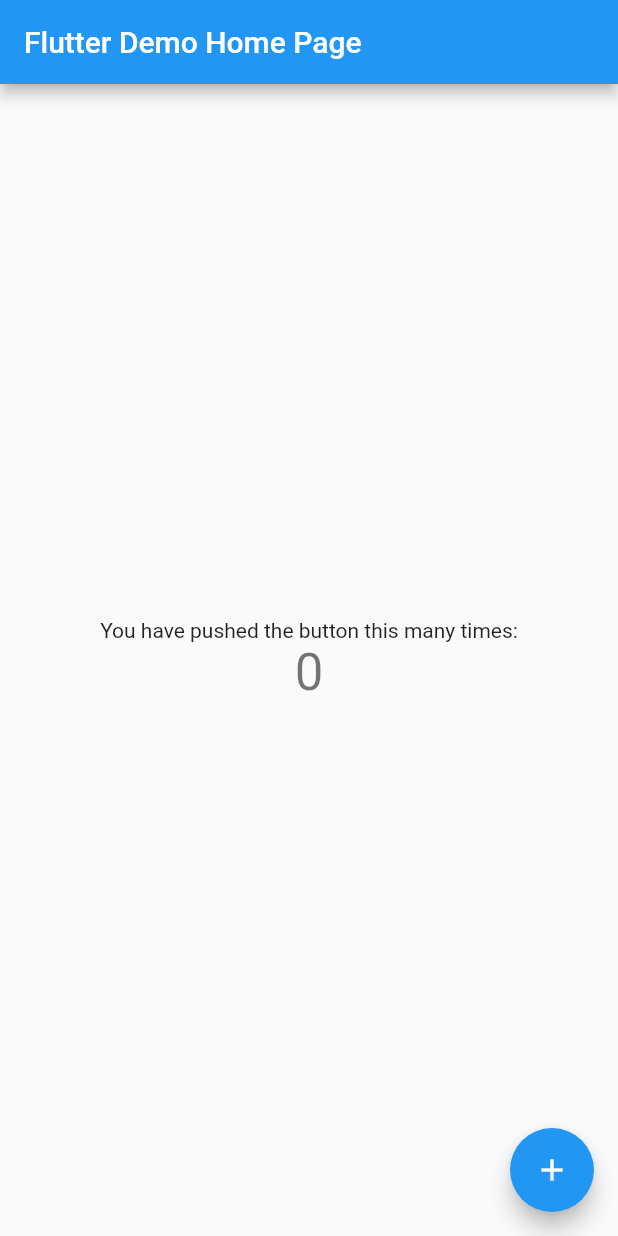
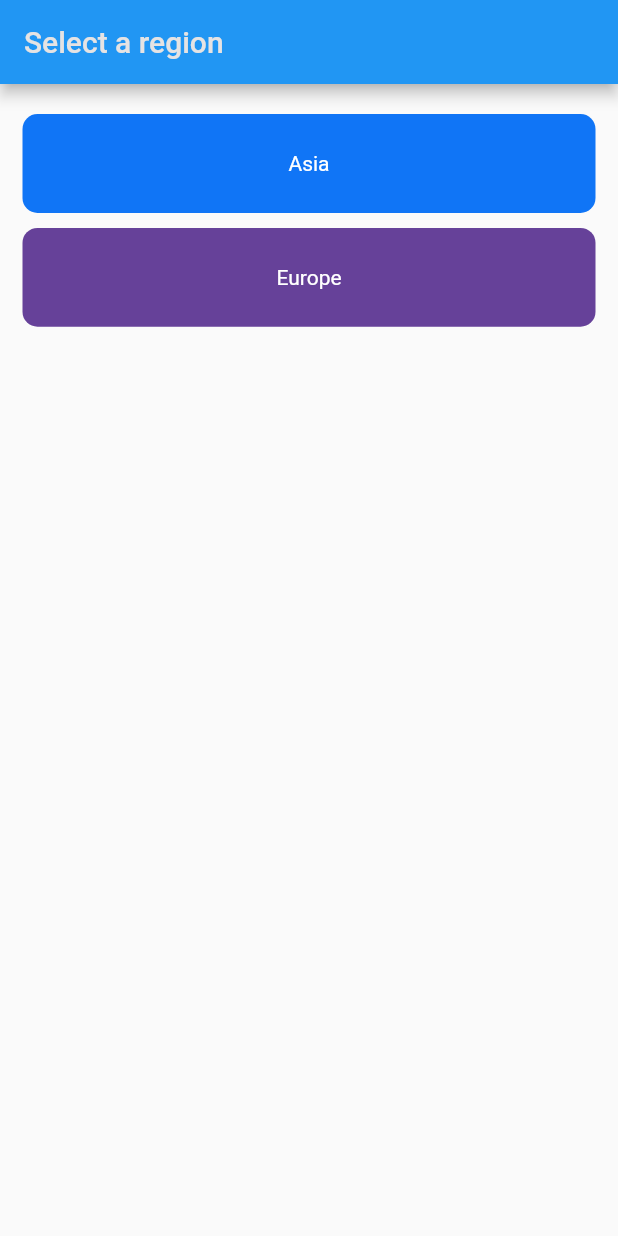
Before and after one commit to gnpandit12/CountriesAppFlutter, a Flutter app: the screen it shows after launch, on a phone screen of 412 x 824 dp. Run offline on Flutter 3.47's test engine with Material 2 defaults, Android fonts, the phone set to English and light mode, and no system bars.

Commit message:
Home screen added

```diff
--- a/lib/main.dart
+++ b/lib/main.dart
@@ -1,25 +1,21 @@
+import 'package:countries_app_flutter/utils/SizeConfig.dart';
+import 'package:countries_app_flutter/views/countryScreen.dart';
 import 'package:flutter/material.dart';
 
 void main() {
   runApp(MyApp());
 }
 
+Color grayColor = new Color(0xffE5E3E3);
+Color regionBlueColor = new Color(0xff1075f6);
+Color regionPurpleColor = new Color(0xff664199);
+
 class MyApp extends StatelessWidget {
-  // This widget is the root of your application.
   @override
   Widget build(BuildContext context) {
     return MaterialApp(
-      title: 'Flutter Demo',
+      title: 'Select a region',
       theme: ThemeData(
-        // This is the theme of your application.
-        //
-        // Try running your application with "flutter run". You'll see the
-        // application has a blue toolbar. Then, without quitting the app, try
-        // changing the primarySwatch below to Colors.green and then invoke
-        // "hot reload" (press "r" in the console where you ran "flutter run",
-        // or simply save your changes to "hot reload" in a Flutter IDE).
-        // Notice that the counter didn't reset back to zero; the application
-        // is not restarted.
         primarySwatch: Colors.blue,
       ),
       home: MyHomePage(title: 'Flutter Demo Home Page'),
@@ -30,15 +26,6 @@ class MyApp extends StatelessWidget {
 class MyHomePage extends StatefulWidget {
   MyHomePage({Key key, this.title}) : super(key: key);
 
-  // This widget is the home page of your application. It is stateful, meaning
-  // that it has a State object (defined below) that contains fields that affect
-  // how it looks.
-
-  // This class is the configuration for the state. It holds the values (in this
-  // case the title) provided by the parent (in this case the App widget) and
-  // used by the build method of the State. Fields in a Widget subclass are
-  // always marked "final".
-
   final String title;
 
   @override
@@ -46,68 +33,97 @@ class MyHomePage extends StatefulWidget {
 }
 
 class _MyHomePageState extends State<MyHomePage> {
-  int _counter = 0;
-
-  void _incrementCounter() {
-    setState(() {
-      // This call to setState tells the Flutter framework that something has
-      // changed in this State, which causes it to rerun the build method below
-      // so that the display can reflect the updated values. If we changed
-      // _counter without calling setState(), then the build method would not be
-      // called again, and so nothing would appear to happen.
-      _counter++;
-    });
-  }
-
   @override
   Widget build(BuildContext context) {
-    // This method is rerun every time setState is called, for instance as done
-    // by the _incrementCounter method above.
-    //
-    // The Flutter framework has been optimized to make rerunning build methods
-    // fast, so that you can just rebuild anything that needs updating rather
-    // than having to individually change instances of widgets.
+    SizeConfig().init(context);
     return Scaffold(
         appBar: AppBar(
-        // Here we take the value from the MyHomePage object that was created by
-        // the App.build method, and use it to set our appbar title.
-        title: Text(widget.title),
+          title: Text(
+            'Select a region',
+            textAlign: TextAlign.center,
+            style: TextStyle(color: grayColor),
           ),
-      body: Center(
-        // Center is a layout widget. It takes a single child and positions it
-        // in the middle of the parent.
+        ),
+        body: Container(
+          width: SizeConfig.blockSizeHorizontal * 100,
+          height: SizeConfig.blockSizeVertical * 100,
+          child: Padding(
+            padding: EdgeInsets.fromLTRB(15, 20, 15, 20),
             child: Column(
-          // Column is also a layout widget. It takes a list of children and
-          // arranges them vertically. By default, it sizes itself to fit its
-          // children horizontally, and tries to be as tall as its parent.
-          //
-          // Invoke "debug painting" (press "p" in the console, choose the
-          // "Toggle Debug Paint" action from the Flutter Inspector in Android
-          // Studio, or the "Toggle Debug Paint" command in Visual Studio Code)
-          // to see the wireframe for each widget.
-          //
-          // Column has various properties to control how it sizes itself and
-          // how it positions its children. Here we use mainAxisAlignment to
-          // center the children vertically; the main axis here is the vertical
-          // axis because Columns are vertical (the cross axis would be
-          // horizontal).
-          mainAxisAlignment: MainAxisAlignment.center,
-          children: <Widget>[
-            Text(
-              'You have pushed the button this many times:',
+              mainAxisSize: MainAxisSize.min,
+              mainAxisAlignment: MainAxisAlignment.start,
+              crossAxisAlignment: CrossAxisAlignment.center,
+              children: [
+                InkWell(
+                  onTap: () {
+                    Navigator.of(context).push(pageRouteBuilder());
+                  },
+                  child: Container(
+                    width: SizeConfig.blockSizeHorizontal * 100,
+                    height: SizeConfig.blockSizeVertical * 8,
+                    decoration: BoxDecoration(
+                        color: regionBlueColor,
+                        borderRadius: BorderRadius.all(Radius.circular(10))),
+                    child: Center(
+                      child: Text(
+                        'Asia',
+                        style: TextStyle(color: Colors.white),
+                        textAlign: TextAlign.center,
                       ),
-            Text(
-              '$_counter',
-              style: Theme.of(context).textTheme.headline4,
                     ),
+                  ),
+                ),
+                SizedBox(
+                  height: 10,
+                ),
+                InkWell(
+                  onTap: () {
+                    Navigator.of(context).push(pageRouteBuilder());
+                  },
+                  child: Container(
+                    width: SizeConfig.blockSizeHorizontal * 100,
+                    height: SizeConfig.blockSizeVertical * 8,
+                    decoration: BoxDecoration(
+                        color: regionPurpleColor,
+                        borderRadius: BorderRadius.all(Radius.circular(10))),
+                    child: Center(
+                      child: Text(
+                        'Europe',
+                        style: TextStyle(color: Colors.white),
+                        textAlign: TextAlign.center,
+                      ),
+                    ),
+                  ),
+                )
               ],
             ),
           ),
-      floatingActionButton: FloatingActionButton(
-        onPressed: _incrementCounter,
-        tooltip: 'Increment',
-        child: Icon(Icons.add),
-      ), // This trailing comma makes auto-formatting nicer for build methods.
+        ));
+  }
+
+  PageRouteBuilder pageRouteBuilder() {
+    return PageRouteBuilder(
+      pageBuilder: (BuildContext context, Animation<double> animation,
+          Animation<double> secondaryAnimation) {
+        return CountryScreen();
+      },
+      transitionDuration: Duration(milliseconds: 500),
+      transitionsBuilder: (BuildContext context, Animation<double> animation,
+          Animation<double> secondaryAnimation, Widget child) {
+        return SlideTransition(
+          position: new Tween<Offset>(
+            begin: const Offset(1.0, 0.0),
+            end: Offset.zero,
+          ).animate(animation),
+          child: new SlideTransition(
+            position: new Tween<Offset>(
+              begin: Offset.zero,
+              end: const Offset(-1.0, 0.0),
+            ).animate(secondaryAnimation),
+            child: child,
+          ),
+        );
+      },
     );
   }
 }
--- /dev/null
+++ b/lib/utils/SizeConfig.dart
@@ -0,0 +1,53 @@
+import 'package:flutter/material.dart';
+
+class SizeConfig {
+  static MediaQueryData _mediaQueryData;
+  static double screenWidth;
+  static double screenHeight;
+  static double blockSizeHorizontal;
+  static double blockSizeVertical;
+
+  static double _safeAreaHorizontal;
+  static double _safeAreaVertical;
+  static double safeBlockHorizontal;
+  static double safeBlockVertical;
+
+  void init(BuildContext context) {
+    _mediaQueryData = MediaQuery.of(context);
+    screenWidth = _mediaQueryData.size.width;
+    screenHeight = _mediaQueryData.size.height;
+    blockSizeHorizontal = screenWidth / 100;
+    blockSizeVertical = screenHeight / 100;
+
+    print('Screen_Width $screenWidth');
+    print('Screen_Height $screenHeight');
+
+    _safeAreaHorizontal = _mediaQueryData.padding.left +
+        _mediaQueryData.padding.right;
+    _safeAreaVertical = _mediaQueryData.padding.top +
+        _mediaQueryData.padding.bottom;
+    safeBlockHorizontal = (screenWidth -
+        _safeAreaHorizontal) / 100;
+    safeBlockVertical = (screenHeight -
+        _safeAreaVertical) / 100;
+  }
+
+  static double getDeviceScreenSize(context){
+
+    if (MediaQuery.of(context).size.height.toDouble() > 790){
+      // Large Screen Device
+      print(MediaQuery.of(context).size.height.toString());
+      return 2;
+    }else if (780 > MediaQuery.of(context).size.height.toDouble() && MediaQuery.of(context).size.height.toDouble() > 680){
+      // Medium Screen Device
+      print(MediaQuery.of(context).size.height.toString());
+      return 1;
+    }else if (500 < MediaQuery.of(context).size.height.toDouble() && MediaQuery.of(context).size.height.toDouble() < 600){
+      // Small Screen Device
+      print(MediaQuery.of(context).size.height.toString());
+      return 0;
+    }
+
+  }
+
+}
--- a/pubspec.yaml
+++ b/pubspec.yaml
@@ -28,8 +28,12 @@ dependencies:
   # The following adds the Cupertino Icons font to your application.
   # Use with the CupertinoIcons class for iOS style icons.
   cupertino_icons: ^1.0.2
+  http: ^0.13.1
+  json_annotation: ^4.0.1
 
 dev_dependencies:
+  build_runner: ^2.0.1
+  json_serializable: ^4.1.1
   flutter_test:
     sdk: flutter
 
```
Also changed, not shown: lib/views/countryScreen.dart (added, +31 -0 lines), 1 other file. Lines whose indentation alone changed are shown as unchanged.
